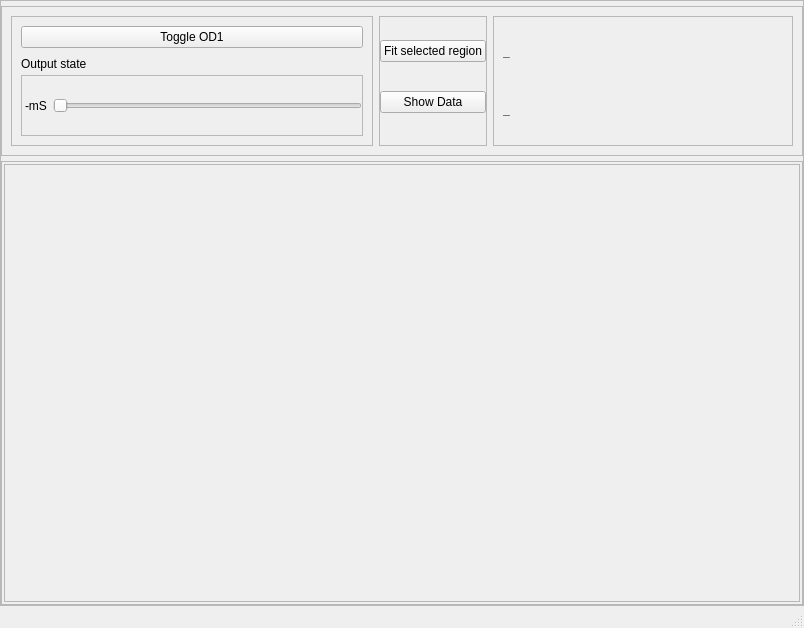
Before: the Qt Designer form SEEL_Apps/apps/C_electronics/templates/template_transient.ui in jithinbp/SEELablet-apps, drawn with Qt 5.
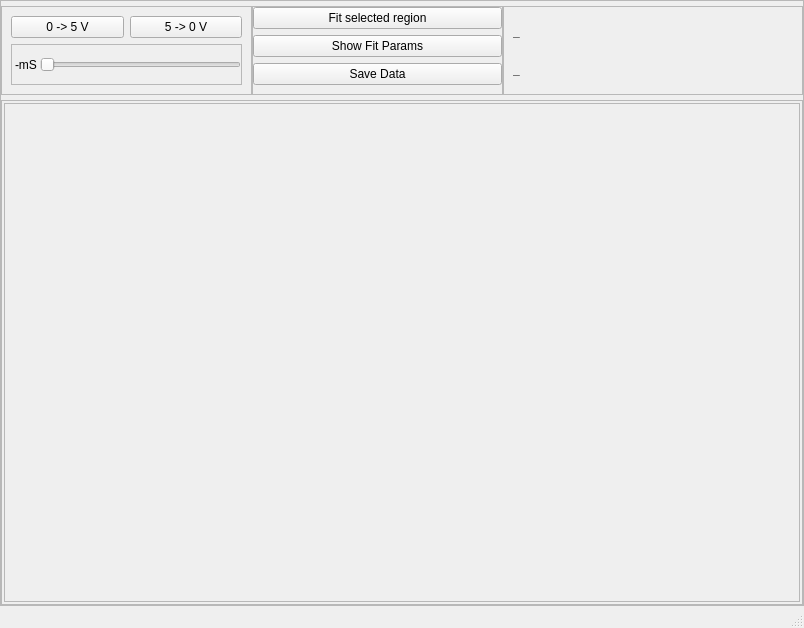
After: the same form once the commit is applied.

Commit message: added save button and UI fixes to electronics apps diode,transistor,xc,xl,bandpass,graph

What changed in the file:
```diff
--- a/SEEL_Apps/apps/C_electronics/templates/template_transient.ui
+++ b/SEEL_Apps/apps/C_electronics/templates/template_transient.ui
@@ -65,11 +65,11 @@
          <property name="minimumSize">
           <size>
            <width>0</width>
-           <height>150</height>
+           <height>80</height>
           </size>
          </property>
          <property name="frameShape">
-          <enum>QFrame::StyledPanel</enum>
+          <enum>QFrame::NoFrame</enum>
          </property>
          <property name="frameShadow">
           <enum>QFrame::Raised</enum>
@@ -78,6 +78,12 @@
           <string>PeripheralCollectionInner</string>
          </property>
          <layout class="QHBoxLayout" name="horizontalLayout">
+          <property name="spacing">
+           <number>0</number>
+          </property>
+          <property name="margin">
+           <number>0</number>
+          </property>
           <item>
            <widget class="QFrame" name="frame_3">
             <property name="frameShape">
@@ -86,34 +92,22 @@
             <property name="frameShadow">
              <enum>QFrame::Raised</enum>
             </property>
-            <layout class="QVBoxLayout" name="verticalLayout">
-             <item>
+            <layout class="QGridLayout" name="gridLayout">
+             <item row="0" column="0">
               <widget class="QPushButton" name="pushButton_4">
                <property name="text">
-                <string>Toggle OD1</string>
+                <string>0 -&gt; 5 V</string>
                </property>
               </widget>
              </item>
-             <item>
-              <widget class="QLabel" name="indicator">
-               <property name="minimumSize">
-                <size>
-                 <width>0</width>
-                 <height>15</height>
-                </size>
-               </property>
-               <property name="maximumSize">
-                <size>
-                 <width>16777215</width>
-                 <height>10</height>
-                </size>
-               </property>
+             <item row="0" column="1">
+              <widget class="QPushButton" name="pushButton">
                <property name="text">
-                <string>Output state</string>
+                <string>5 -&gt; 0 V</string>
                </property>
               </widget>
              </item>
-             <item>
+             <item row="1" column="0" colspan="2">
               <widget class="QFrame" name="frame_6">
                <property name="frameShape">
                 <enum>QFrame::StyledPanel</enum>
@@ -122,6 +116,9 @@
                 <enum>QFrame::Raised</enum>
                </property>
                <layout class="QHBoxLayout" name="horizontalLayout_2">
+                <property name="spacing">
+                 <number>3</number>
+                </property>
                 <property name="leftMargin">
                  <number>3</number>
                 </property>
@@ -188,7 +185,14 @@
              <item>
               <widget class="QPushButton" name="pushButton_6">
                <property name="text">
-                <string>Show Data</string>
+                <string>Show Fit Params</string>
+               </property>
+              </widget>
+             </item>
+             <item>
+              <widget class="QPushButton" name="pushButton_7">
+               <property name="text">
+                <string>Save Data</string>
                </property>
               </widget>
              </item>
@@ -282,8 +286,8 @@
               <rect>
                <x>0</x>
                <y>0</y>
-               <width>796</width>
-               <height>412</height>
+               <width>794</width>
+               <height>457</height>
               </rect>
              </property>
              <layout class="QGridLayout" name="gridLayout_4">
```
Left out of the diff: 80 changed lines with no effect on the pictures. The commit also changes 24 other files.
